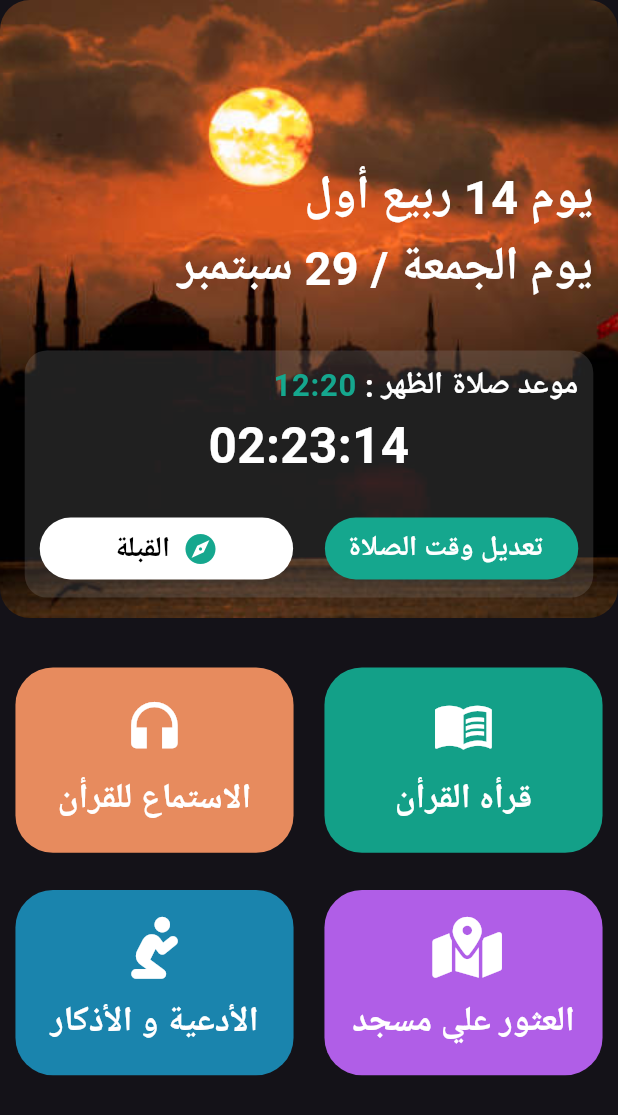
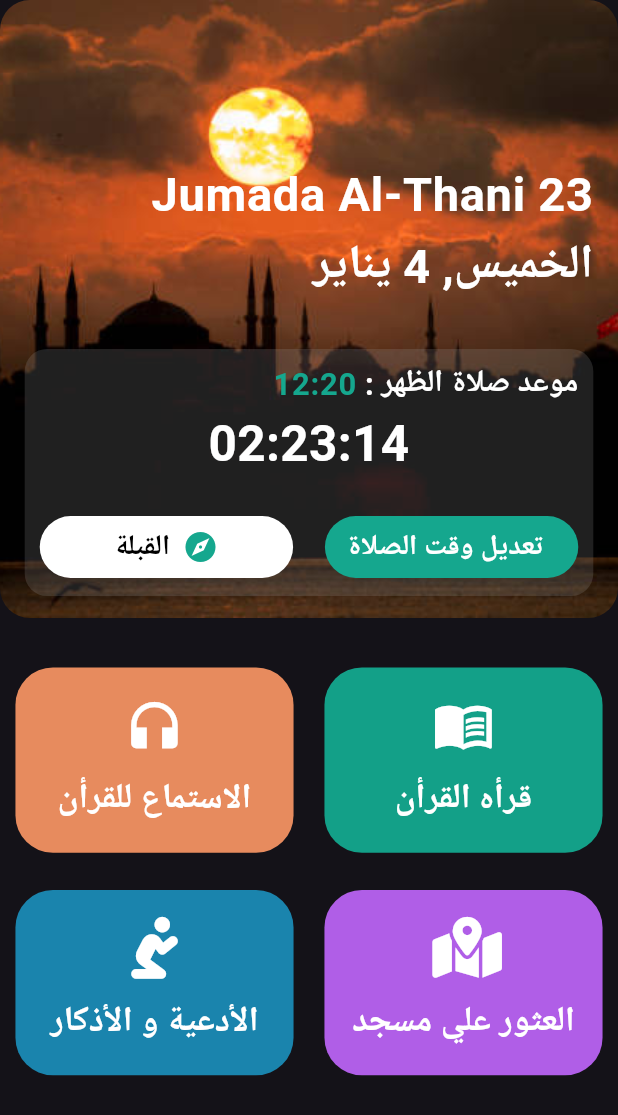
Before and after one commit to islamashraf011/Quran_App, a Flutter app: the screen it shows after launch, on a phone screen of 412 x 824 dp. Shown: the top 1115 px of the screen. Run offline on Flutter 3.47's test engine with Material 3 defaults, Android fonts, the phone set to English and light mode, and no system bars; our stand-ins replace font_awesome_flutter, hijri.

Commit message:
Add Ar Date in Edit ImageBody(intl & higri)package

```diff
--- a/lib/widgets/edit_image_body.dart
+++ b/lib/widgets/edit_image_body.dart
@@ -1,4 +1,7 @@
 import 'package:flutter/material.dart';
+import 'package:hijri/hijri_calendar.dart';
+import 'package:intl/date_symbol_data_local.dart';
+import 'package:intl/intl.dart';
 import 'custom_list_tile_widget.dart';
 import 'pray_time_shape.dart';
 
@@ -8,20 +11,24 @@ class EditImageBody extends StatelessWidget {
   });
   @override
   Widget build(BuildContext context) {
+    initializeDateFormatting("ar", null);
+    final hijriDate = HijriCalendar.fromDate(DateTime.now());
+    final formatHijriDate = hijriDate.toFormat("dd MMMM");
+    HijriCalendar.setLocal("ar");
+
     return Padding(
       padding: EdgeInsets.symmetric(
         horizontal: MediaQuery.of(context).size.height * 0.02,
       ),
       child: Column(
-        // crossAxisAlignment: CrossAxisAlignment.end,
         children: [
           SizedBox(
             height: MediaQuery.sizeOf(context).height * 0.12,
           ),
           CustomListTileWidget(
-            title: "يوم 14 ربيع أول",
+            title: formatHijriDate,
             titleSize: MediaQuery.of(context).size.height * 0.038,
-            subTitle: "يوم الجمعة / 29 سبتمبر",
+            subTitle: DateFormat("EEEE, D MMMM", "ar").format(DateTime.now()),
             subTitleSize: MediaQuery.of(context).size.height * 0.038,
           ),
           SizedBox(
--- a/pubspec.yaml
+++ b/pubspec.yaml
@@ -36,6 +36,8 @@ dependencies:
   # Use with the CupertinoIcons class for iOS style icons.
   cupertino_icons: ^1.0.2
   font_awesome_flutter: ^10.6.0
+  intl: ^0.19.0
+  hijri: ^3.0.0
 
 dev_dependencies:
   flutter_test:
```
Also changed, not shown: pubspec.lock.
